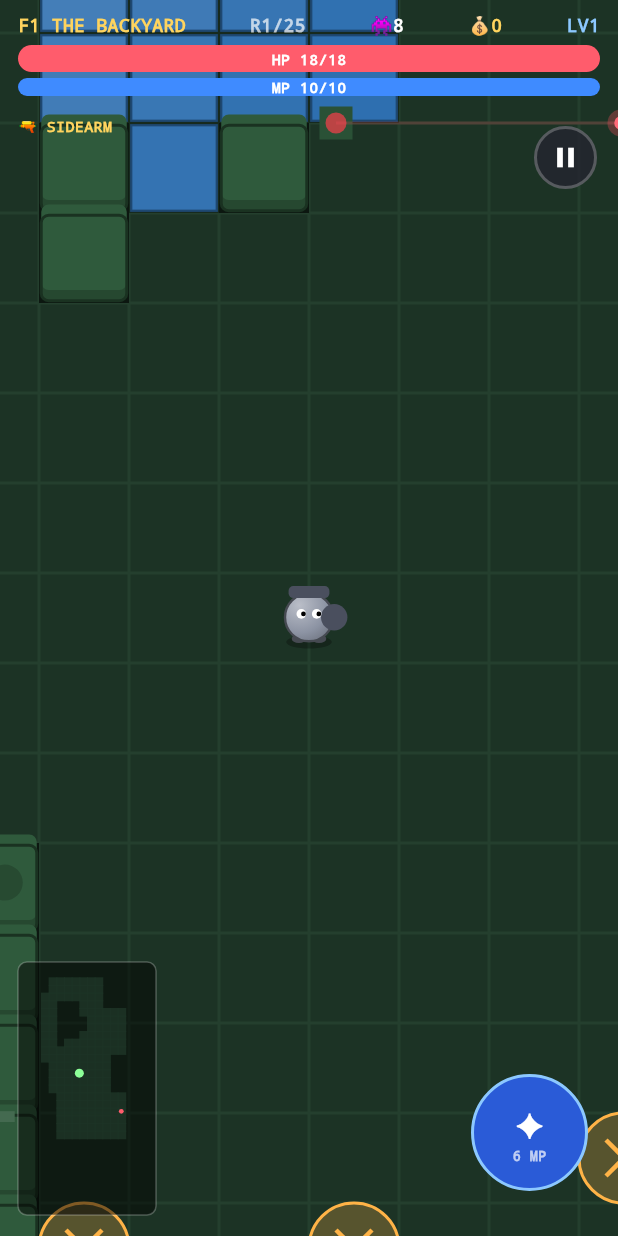
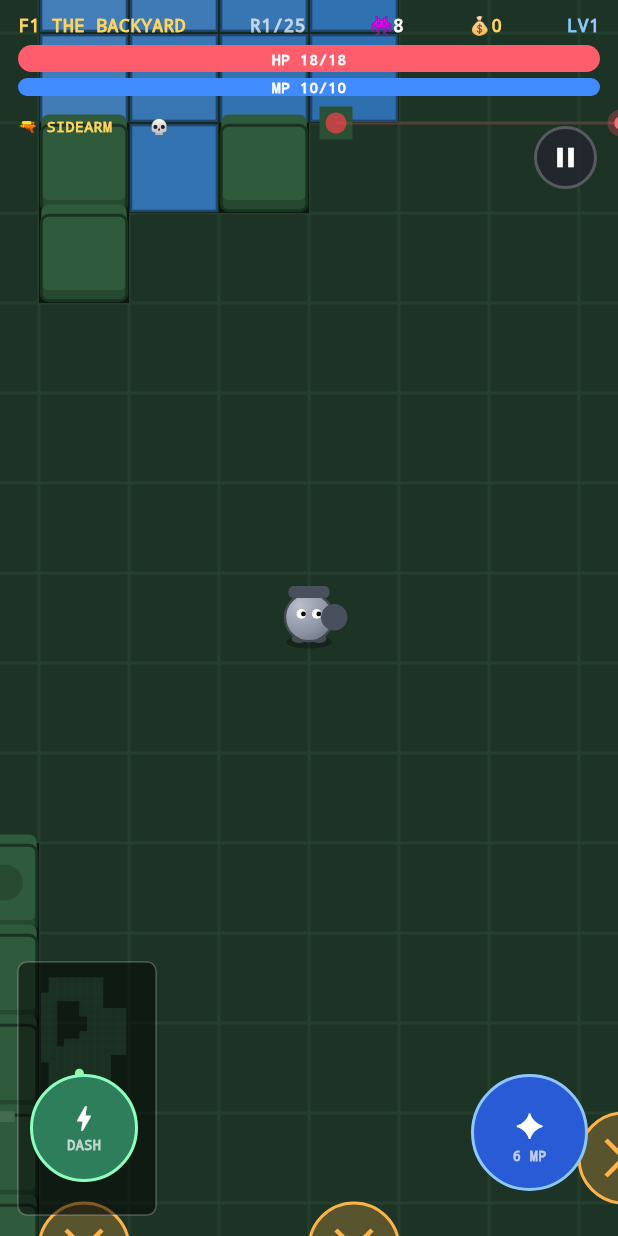
Before and after one commit to Blackays/test, a Flutter app: the GameScreen screen opened directly with sample values from the repository, on a phone screen of 412 x 824 dp. Run offline on Flutter 3.47's test engine with Material 3 defaults, Android fonts, the phone set to English and light mode, and no system bars; our stand-ins replace shared_preferences; accounts and stored records are empty.

Commit message:
Dash + i-frames, Death Defiance, god boons, elites
- DASH button (bottom-left): quick wall-aware dash with i-frames,
  cooldown, and a fading ghost trail. Athena boon cuts its cooldown.
- Death Defiance: revive on lethal hit at 50% HP with i-frames;
  HUD skull pips; new NINE LIVES meta upgrade grants extra charges.
- God boons: ZEUS (attacks chain-lightning to extra enemies),
  POSEIDON (hits knock enemies back), ARES (hits plant a delayed
  DOOM burst).
- Elite enemies: rare glowing variants with much more HP/damage and
  triple XP / quadruple obols.

```diff
--- a/lib/main.dart
+++ b/lib/main.dart
@@ -46,6 +46,7 @@ const List<MetaUpgrade> kMeta = [
   MetaUpgrade('spd', 'SWIFT PAWS', '+8 move speed per level', 6),
   MetaUpgrade('gold', 'TRUST FUND', '+15 starting obols per level', 5),
   MetaUpgrade('vis', 'FAR SIGHT', '+0.10 base view per level', 5),
+  MetaUpgrade('rev', 'NINE LIVES', '+1 Death Defiance per level', 3),
 ];
 
 class MetaStore {
@@ -878,6 +879,14 @@ class Player {
   int volleys = 1;
   WeaponDef weapon = kDefaultWeapon;
 
+  // Hades-style kit
+  int revives = 1 + MetaStore.lvlOf('rev'); // Death Defiance charges
+  double dashTimer = 0;
+  double dashCd = 1.5;
+  int zeus = 0; // chain-lightning jumps
+  double knockback = 0; // Poseidon
+  double doomAmt = 0; // Ares delayed burst
+
   double fireTimer = 0;
   double regen = 0;
   double hurtFlash = 0;
@@ -924,6 +933,9 @@ class Enemy {
   double dotTimer = 0;
   double dotDps = 0;
   double flash = 0;
+  double doomT = 0;
+  double doomAmt = 0;
+  bool elite = false;
 }
 
 class Bolt {
@@ -979,6 +991,12 @@ class Swing {
   double life = 0.18;
 }
 
+class Ghost {
+  Ghost(this.pos);
+  final Offset pos;
+  double life = 0.3;
+}
+
 class Trap {
   Trap(this.pos);
   final Offset pos;
@@ -1050,6 +1068,7 @@ class _GameScreenState extends State<GameScreen>
   final List<FloatText> _texts = [];
   final List<Door> _doors = [];
   final List<Swing> _swings = [];
+  final List<Ghost> _ghosts = [];
   final List<Trap> _traps = [];
   final List<Ballista> _ballistas = [];
 
@@ -1080,6 +1099,7 @@ class _GameScreenState extends State<GameScreen>
 
   Rect get _abilityRect =>
       Rect.fromLTWH(_size.width - 98, _size.height - 108, 78, 78);
+  Rect get _dashRect => Rect.fromLTWH(20, _size.height - 108, 72, 72);
   Rect get _pauseRect => Rect.fromLTWH(_size.width - 56, 84, 42, 42);
 
   @override
@@ -1106,6 +1126,7 @@ class _GameScreenState extends State<GameScreen>
     _texts.clear();
     _doors.clear();
     _swings.clear();
+    _ghosts.clear();
     _traps.clear();
     _ballistas.clear();
     _bossSpawned = false;
@@ -1201,6 +1222,11 @@ class _GameScreenState extends State<GameScreen>
     if (_p.invuln > 0) _p.invuln -= dt;
     if (_p.frenzy > 0) _p.frenzy -= dt;
     if (_p.abilityTimer > 0) _p.abilityTimer -= dt;
+    if (_p.dashTimer > 0) _p.dashTimer -= dt;
+    for (final g in _ghosts) {
+      g.life -= dt;
+    }
+    _ghosts.removeWhere((g) => g.life <= 0);
     if (_p.regen > 0) {
       _p.hp = (_p.hp + _p.regen * dt).clamp(0, _p.maxHp).toDouble();
     }
@@ -1362,6 +1388,16 @@ class _GameScreenState extends State<GameScreen>
         e.dotTimer -= dt;
         e.hp -= e.dotDps * dt;
       }
+      if (e.doomT > 0) {
+        e.doomT -= dt;
+        if (e.doomT <= 0 && e.doomAmt > 0) {
+          _bursts.add(Burst(e.pos, 36));
+          e.hp -= e.doomAmt;
+          _texts.add(FloatText(e.pos.translate(0, -e.radius), 'DOOM',
+              const Color(0xFFFF6BE0)));
+          e.doomAmt = 0;
+        }
+      }
       if (e.touchTimer > 0) e.touchTimer -= dt;
       if (e.flash > 0) e.flash -= dt;
       if (d < e.radius + _p.radius && e.touchTimer <= 0) {
@@ -1381,7 +1417,8 @@ class _GameScreenState extends State<GameScreen>
       for (final e in _enemies) {
         if (b.hit.contains(e)) continue;
         if ((b.pos - e.pos).distance < e.radius + 5) {
-          _damageEnemy(e, b.damage, b.crit);
+          _damageEnemy(e, b.damage, b.crit, b.pos);
+          _zeusChain(e, b.damage * 0.6);
           if (b.dot > 0) {
             e.dotDps = b.dot;
             e.dotTimer = 2.0;
@@ -1431,12 +1468,22 @@ class _GameScreenState extends State<GameScreen>
     _p.hurtFlash = 0.25;
     _shake = max(_shake, 7.0);
     if (_p.hp <= 0) {
+      if (_p.revives > 0) {
+        _p.revives--;
+        _p.hp = _p.maxHp * 0.5;
+        _p.invuln = 1.6;
+        _shake = max(_shake, 12.0);
+        _bursts.add(Burst(_p.pos, 140));
+        _texts.add(FloatText(_p.pos.translate(0, -_p.radius - 16),
+            'DEATH DEFIED', const Color(0xFFFFD45E)));
+        return;
+      }
       _p.hp = 0;
       _gameOver();
     }
   }
 
-  void _damageEnemy(Enemy e, double dmg, bool crit) {
+  void _damageEnemy(Enemy e, double dmg, bool crit, [Offset? from]) {
     e.hp -= dmg;
     e.flash = 0.1;
     _texts.add(FloatText(
@@ -1444,6 +1491,40 @@ class _GameScreenState extends State<GameScreen>
       crit ? '${dmg.toInt()}!' : '${dmg.toInt()}',
       crit ? const Color(0xFFFFE066) : Colors.white,
     ));
+    if (from != null && _p.knockback > 0) {
+      final v = e.pos - from;
+      final n = v.distance;
+      if (n > 0.01) {
+        e.pos = _slide(e.pos, v / n * _p.knockback, e.radius * 0.6);
+      }
+    }
+    if (_p.doomAmt > 0 && e.doomT <= 0) {
+      e.doomT = 1.0;
+      e.doomAmt = _p.doomAmt;
+    }
+  }
+
+  void _zeusChain(Enemy src, double dmg) {
+    if (_p.zeus <= 0) return;
+    final hit = <Enemy>{src};
+    var from = src;
+    for (var j = 0; j < _p.zeus; j++) {
+      Enemy? next;
+      var bd = 180.0 * 180.0;
+      for (final e in _enemies) {
+        if (hit.contains(e)) continue;
+        final d2 = (e.pos - from.pos).distanceSquared;
+        if (d2 < bd) {
+          bd = d2;
+          next = e;
+        }
+      }
+      if (next == null) break;
+      _texts.add(FloatText(next.pos, '⚡', const Color(0xFF8CD8FF)));
+      _damageEnemy(next, dmg, true);
+      hit.add(next);
+      from = next;
+    }
   }
 
   Enemy? _nearestEnemy(double maxRange) {
@@ -1480,7 +1561,9 @@ class _GameScreenState extends State<GameScreen>
       if (da < -pi) da += 2 * pi;
       if (da.abs() <= arc / 2) {
         final crit = _rng.nextDouble() < _p.critChance + 0.05;
-        _damageEnemy(e, _p.damage * w.dmgMul * (crit ? 2 : 1), crit);
+        _damageEnemy(
+            e, _p.damage * w.dmgMul * (crit ? 2 : 1), crit, _p.pos);
+        _zeusChain(e, _p.damage * w.dmgMul * 0.5);
         if (_p.dot > 0) {
           e.dotDps = _p.dot;
           e.dotTimer = 2.0;
@@ -1520,6 +1603,28 @@ class _GameScreenState extends State<GameScreen>
       _phase == Phase.playing &&
       _p.abilityTimer <= 0 &&
       _p.mp >= widget.def.abilityCost;
+
+  bool get _canDash =>
+      (_phase == Phase.playing || _phase == Phase.roomCleared) &&
+      _p.dashTimer <= 0;
+
+  void _dash() {
+    if (!_canDash) return;
+    final dir = _moveDir != Offset.zero ? _moveDir : _facing;
+    final n = dir.distance;
+    if (n < 0.01) return;
+    final unit = dir / n;
+    _p.dashTimer = _p.dashCd;
+    _p.invuln = max(_p.invuln, 0.32); // i-frames
+    const dist = 150.0;
+    for (var i = 0; i < 6; i++) {
+      _ghosts.add(Ghost(_p.pos));
+      _p.pos = _slide(_p.pos, unit * (dist / 6), _p.radius * 0.7);
+    }
+    _facing = unit;
+    _texts.add(FloatText(_p.pos.translate(0, -_p.radius - 14), 'DASH',
+        const Color(0xFF8CC8FF)));
+  }
 
   void _castAbility() {
     if (!_canCast) return;
@@ -1686,6 +1791,18 @@ class _GameScreenState extends State<GameScreen>
         xp: _xpFor(0),
       ));
     }
+    // elite: rare, beefier, glowing, worth much more
+    final e = _enemies.isNotEmpty ? _enemies.last : null;
+    if (e != null &&
+        e.kind != 3 &&
+        _rng.nextDouble() < 0.08 + _floorIdx * 0.015) {
+      e.elite = true;
+      e.hp *= 2.4;
+      e.damage *= 1.5;
+      e.radius *= 1.3;
+      e.bounty *= 4;
+      e.xp *= 3;
+    }
   }
 
   void _gainXp(int amount) {
@@ -1884,6 +2001,7 @@ class _GameScreenState extends State<GameScreen>
   void _panStart(DragStartDetails d) {
     if (_phase != Phase.playing && _phase != Phase.roomCleared) return;
     if (_abilityRect.contains(d.localPosition)) return;
+    if (_dashRect.contains(d.localPosition)) return;
     if (_pauseRect.contains(d.localPosition)) return;
     _stickOn = true;
     _stickOrigin = d.localPosition;
@@ -1939,6 +2057,7 @@ class _GameScreenState extends State<GameScreen>
                       texts: _texts,
                       doors: _doors,
                       swings: _swings,
+                      ghosts: _ghosts,
                       traps: _traps,
                       ballistas: _ballistas,
                       map: _ready ? _map : null,
@@ -1957,6 +2076,7 @@ class _GameScreenState extends State<GameScreen>
                 ),
                 if (_ready) _hud(),
                 if (_ready && _phase == Phase.playing) _abilityButton(),
+                if (_ready && play) _dashButton(),
                 if (_ready && play) _pauseButton(),
                 if (_phase == Phase.roomCleared) _doorPanel(),
                 if (_phase == Phase.paused) _pauseOverlay(),
@@ -2020,6 +2140,43 @@ class _GameScreenState extends State<GameScreen>
             ],
           ),
         ],
+      ),
+    );
+  }
+
+  Widget _dashButton() {
+    final ready = _p.dashTimer <= 0;
+    return Positioned(
+      left: _dashRect.left,
+      top: _dashRect.top,
+      width: _dashRect.width,
+      height: _dashRect.height,
+      child: GestureDetector(
+        onTap: _dash,
+        child: Container(
+          decoration: BoxDecoration(
+            shape: BoxShape.circle,
+            color:
+                ready ? const Color(0xFF2E7D5B) : const Color(0xFF24242F),
+            border: Border.all(
+                color: ready ? const Color(0xFF8CFFC0) : Colors.white24,
+                width: 2),
+          ),
+          alignment: Alignment.center,
+          child: Column(
+            mainAxisAlignment: MainAxisAlignment.center,
+            children: [
+              const Icon(Icons.bolt, color: Colors.white, size: 22),
+              Text(
+                ready ? 'DASH' : '${_p.dashTimer.toStringAsFixed(1)}s',
+                style: const TextStyle(
+                    fontSize: 9,
+                    fontWeight: FontWeight.bold,
+                    color: Colors.white70),
+              ),
+            ],
+          ),
+        ),
       ),
     );
   }
@@ -2177,7 +2334,9 @@ class _GameScreenState extends State<GameScreen>
               const SizedBox(height: 3),
               Align(
                 alignment: Alignment.centerLeft,
-                child: Text('🔫 ${_p.weapon.name}',
+                child: Text(
+                    '🔫 ${_p.weapon.name}    '
+                    '${'💀' * _p.revives.clamp(0, 6).toInt()}',
                     style: const TextStyle(
                         fontSize: 10,
                         fontWeight: FontWeight.w900,
@@ -2408,6 +2567,15 @@ final List<Upgrade> kUpgrades = [
       (p) => p.pierce = (p.pierce + 2).clamp(0, 12).toInt()),
   Upgrade('EAGLE EYE', 'see way more of the room', 2,
       (p) => p.vision = (p.vision + 0.35).clamp(1.0, 2.8).toDouble()),
+  // god boons
+  Upgrade('POSEIDON: WAVE', 'hits knock enemies back', 1,
+      (p) => p.knockback += 26),
+  Upgrade('ATHENA: SWIFT', '-0.35s dash cooldown', 1,
+      (p) => p.dashCd = (p.dashCd - 0.35).clamp(0.4, 5).toDouble()),
+  Upgrade('ARES: DOOM', 'hits plant a delayed burst', 2,
+      (p) => p.doomAmt += 7),
+  Upgrade('ZEUS: CHAIN', 'attacks chain to +1 enemy', 2,
+      (p) => p.zeus += 1),
 ];
 
 class ShopItem {
@@ -2740,6 +2908,7 @@ class WorldPainter extends CustomPainter {
     required this.texts,
     required this.doors,
     required this.swings,
+    required this.ghosts,
     required this.traps,
     required this.ballistas,
     required this.map,
@@ -2764,6 +2933,7 @@ class WorldPainter extends CustomPainter {
   final List<FloatText> texts;
   final List<Door> doors;
   final List<Swing> swings;
+  final List<Ghost> ghosts;
   final List<Trap> traps;
   final List<Ballista> ballistas;
   final GameMap? map;
@@ -3021,6 +3191,16 @@ class WorldPainter extends CustomPainter {
             height: e.radius * 0.6),
         Paint()..color = const Color(0x3C000000),
       );
+      if (e.elite) {
+        final g = 0.5 + 0.5 * sin(time * 6 + e.pos.dx);
+        canvas.drawCircle(
+            e.pos,
+            e.radius + 7 + g * 4,
+            Paint()
+              ..color = const Color(0xFFFFE066).withValues(alpha: 0.35)
+              ..style = PaintingStyle.stroke
+              ..strokeWidth = 3);
+      }
       if (e.kind == 3) {
         final aura = 0.5 + 0.5 * sin(time * 5);
         canvas.drawCircle(
@@ -3155,6 +3335,14 @@ class WorldPainter extends CustomPainter {
         canvas.drawArc(rect, s.ang - s.arc / 2, s.arc, false, paint);
       }
     }
+    for (final g in ghosts) {
+      final k = (g.life / 0.3).clamp(0.0, 1.0).toDouble();
+      canvas.drawCircle(
+          g.pos,
+          player.radius,
+          Paint()
+            ..color = const Color(0xFF8CC8FF).withValues(alpha: 0.28 * k));
+    }
     _drawHero(canvas, player.pos, player.radius, player.def, player.buffStage,
         t: time, moving: moving, look: facing);
 
```
